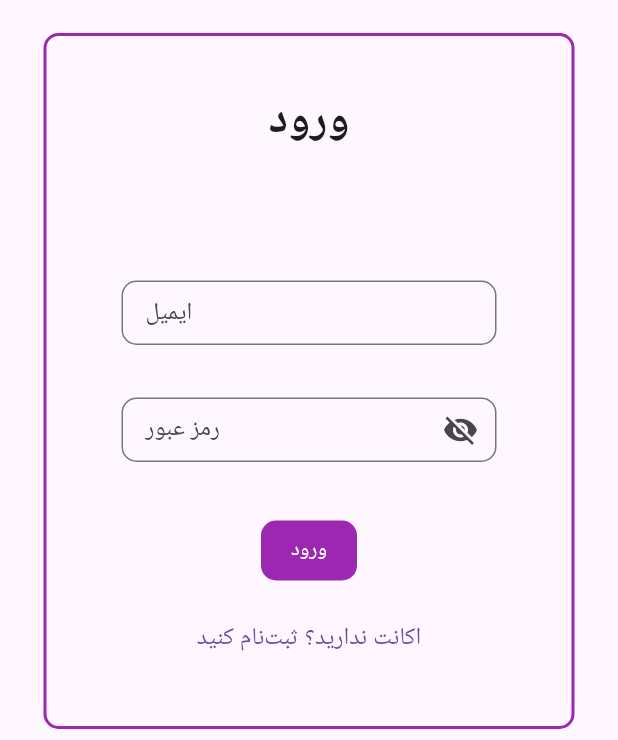
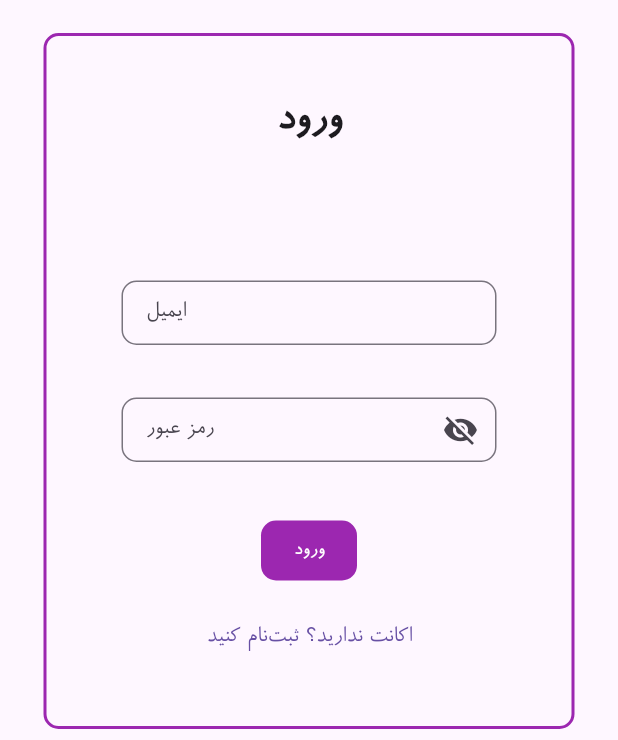
Before and after one commit to Poya403/conference_system, a Flutter app: the screen it shows after launch, on a phone screen of 412 x 824 dp. Shown: the part 237-977 px from the top of the screen. Run offline on Flutter 3.47's test engine with Material 3 defaults, Android fonts, the phone set to English and light mode, and no system bars; our stand-ins replace supabase_flutter; accounts and stored records are empty.

Commit message:
update: a new font-family setupped

```diff
--- a/Front-End/lib/app.dart
+++ b/Front-End/lib/app.dart
@@ -13,6 +13,9 @@ class MyApp extends StatelessWidget {
 
     return MaterialApp(
       debugShowCheckedModeBanner: false,
+      theme: ThemeData(
+        fontFamily: 'Farsi'
+      ),
       routes: {
         '/auth': (_) => const AuthScreen(),
         '/profile': (_) => const ProfileScreen(),
```
